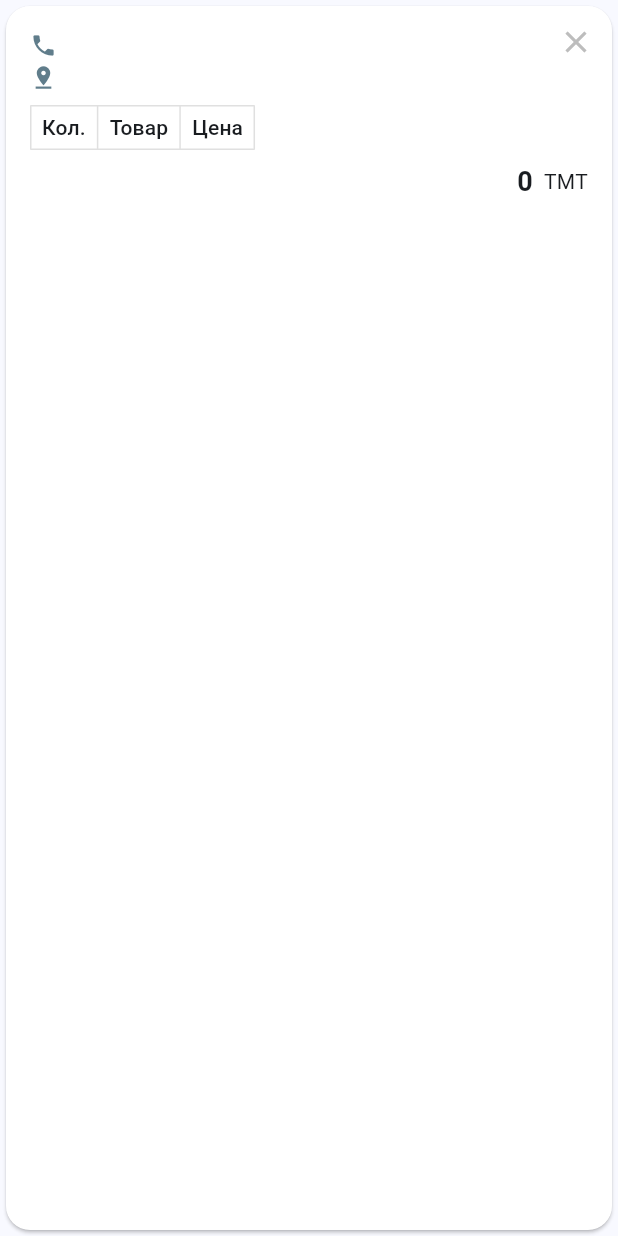
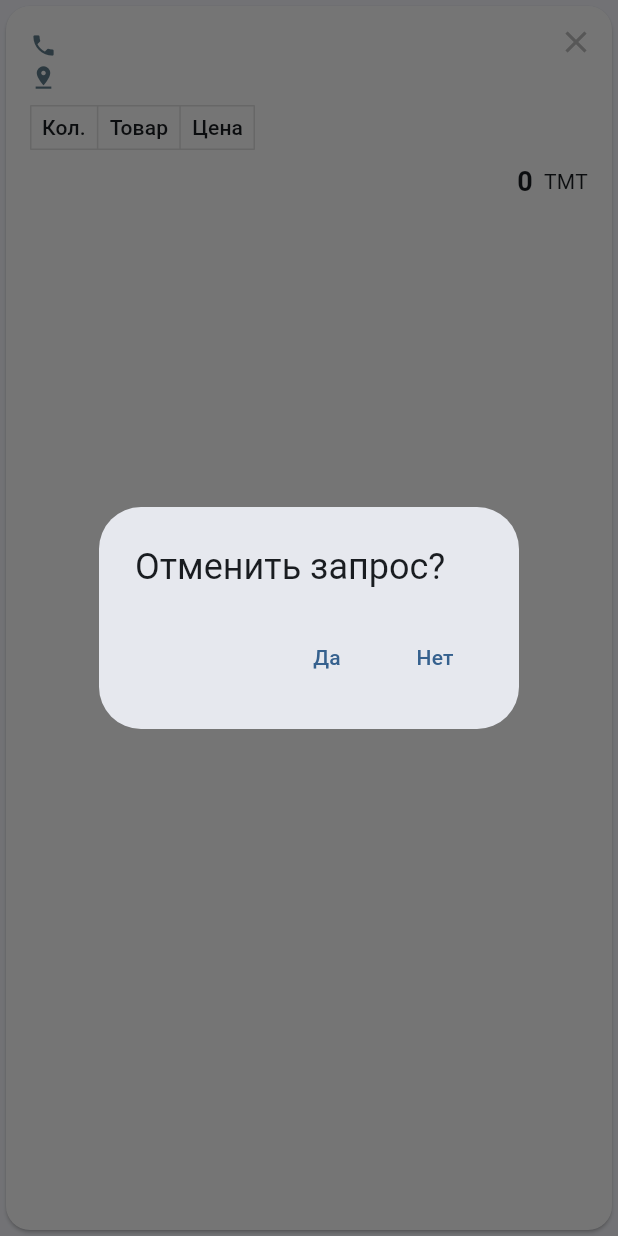
Before and after one commit to 5hanazar/pharmacy_flutter, a Flutter app: the OrderRequestView widget shown alone on an empty page, opened directly with empty values, after a tap on the "close" icon, on a phone screen of 412 x 824 dp. Run offline on Flutter 3.47's test engine with Material 3 defaults, Android fonts, the phone set to English and light mode, and no system bars; our stand-ins replace cached_network_image, dio, fluttertoast, get, infinite_scroll_pagination, persistent_bottom_nav_bar and 1 more; accounts and stored records are empty; network calls fail.

```diff
--- a/lib/presentation/pages/page_basket.dart
+++ b/lib/presentation/pages/page_basket.dart
@@ -3,7 +3,7 @@ import 'package:get/get.dart';
 import 'package:pharmacy/domain/data_state.dart';
 import 'package:pharmacy/presentation/pages/page_checkout.dart';
 import 'package:pharmacy/presentation/pages/page_order_requests.dart';
-import 'package:pharmacy/presentation/views/error_view.dart';
+import 'package:pharmacy/presentation/views/view_error.dart';
 import 'package:pharmacy/presentation/views/row_product.dart';
 import 'package:pharmacy/resources/controller_basket.dart';
 
--- a/lib/presentation/pages/page_home.dart
+++ b/lib/presentation/pages/page_home.dart
@@ -4,7 +4,7 @@ import 'package:pharmacy/data/data_source/main_api.dart';
 import 'package:pharmacy/domain/data_state.dart';
 import 'package:pharmacy/presentation/pages/page_products.dart';
 import 'package:pharmacy/presentation/views/card_product.dart';
-import 'package:pharmacy/presentation/views/error_view.dart';
+import 'package:pharmacy/presentation/views/view_error.dart';
 import 'package:pharmacy/resources/controller_home.dart';
 
 class HomePage extends StatefulWidget {
--- a/lib/presentation/pages/page_order_requests.dart
+++ b/lib/presentation/pages/page_order_requests.dart
@@ -1,8 +1,8 @@
 import 'package:flutter/material.dart';
 import 'package:get/get.dart';
 import 'package:pharmacy/domain/data_state.dart';
-import 'package:pharmacy/presentation/views/error_view.dart';
-import 'package:pharmacy/presentation/views/order_request_view.dart';
+import 'package:pharmacy/presentation/views/view_error.dart';
+import 'package:pharmacy/presentation/views/view_order_request.dart';
 import 'package:pharmacy/resources/controller_order_requests.dart';
 
 class OrderRequestsPage extends StatefulWidget {
--- a/lib/presentation/views/order_request_view.dart
+++ b/lib/presentation/views/view_order_request.dart
@@ -55,7 +55,22 @@ class OrderRequestView extends StatelessWidget {
         ),
       ),
       Align(alignment: Alignment.topRight, child: IconButton(onPressed: () {
-        _controller.deleteOrderRequest(order.id);
+        showDialog<String>(
+          context: context,
+          builder: (BuildContext context) => AlertDialog(
+            title: Text("${'cancel_order'.tr}?"),
+            actions: <Widget>[
+              TextButton(onPressed: () async {
+                await _controller.deleteOrderRequest(order.id);
+                if (context.mounted) Navigator.pop(context);
+              }, child: Text('yes'.tr)),
+              TextButton(
+                onPressed: () => Navigator.pop(context),
+                child: Text('no'.tr),
+              ),
+            ],
+          ),
+        );
       }, icon: Icon(Icons.close, color: Colors.grey.shade400)))
     ]));
   }
--- a/lib/resources/my_translations.dart
+++ b/lib/resources/my_translations.dart
@@ -15,6 +15,9 @@ class MyTranslations extends Translations {
       'confirm': 'Подтвердить',
       'orders': 'Запросы на заказ',
       'not_found': 'Не найдено',
+      'cancel_order': 'Отменить запрос',
+      'yes': 'Да',
+      'no': 'Нет',
     },
     'tk_TM': {
       'products': 'Harytlar',
@@ -28,6 +31,9 @@ class MyTranslations extends Translations {
       'confirm': 'Подтвердить',
       'orders': 'Запросы на заказ',
       'not_found': 'Не найдено',
+      'cancel_order': 'Отменить запрос',
+      'yes': 'Да',
+      'no': 'Нет',
     }
   };
 }
```
Also changed, not shown: lib/presentation/views/view_error.dart (renamed from lib/presentation/views/error_view.dart).
